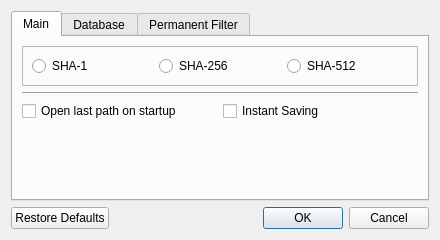
This is src/dialogsettings.ui in artemvlas/veretino as Qt 5 draws it before an edit. The edited form follows.
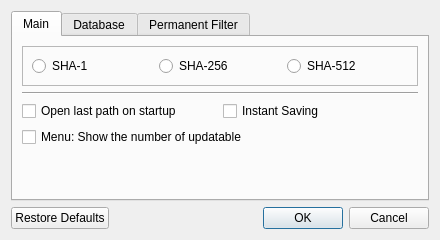
This is the edited form.

Commit message: [Menu] show the number of updatable

The edit to the form file:
```diff
--- a/src/dialogsettings.ui
+++ b/src/dialogsettings.ui
@@ -90,6 +90,17 @@
          </item>
         </layout>
        </item>
+       <item>
+        <layout class="QHBoxLayout" name="horizontalLayout_5">
+         <item>
+          <widget class="QCheckBox" name="cbShowUpdNumInMenu">
+           <property name="text">
+            <string>Menu: Show the number of updatable</string>
+           </property>
+          </widget>
+         </item>
+        </layout>
+       </item>
        <item>
         <spacer name="verticalSpacer">
          <property name="orientation">
```
The commit also changes 7 other files.
